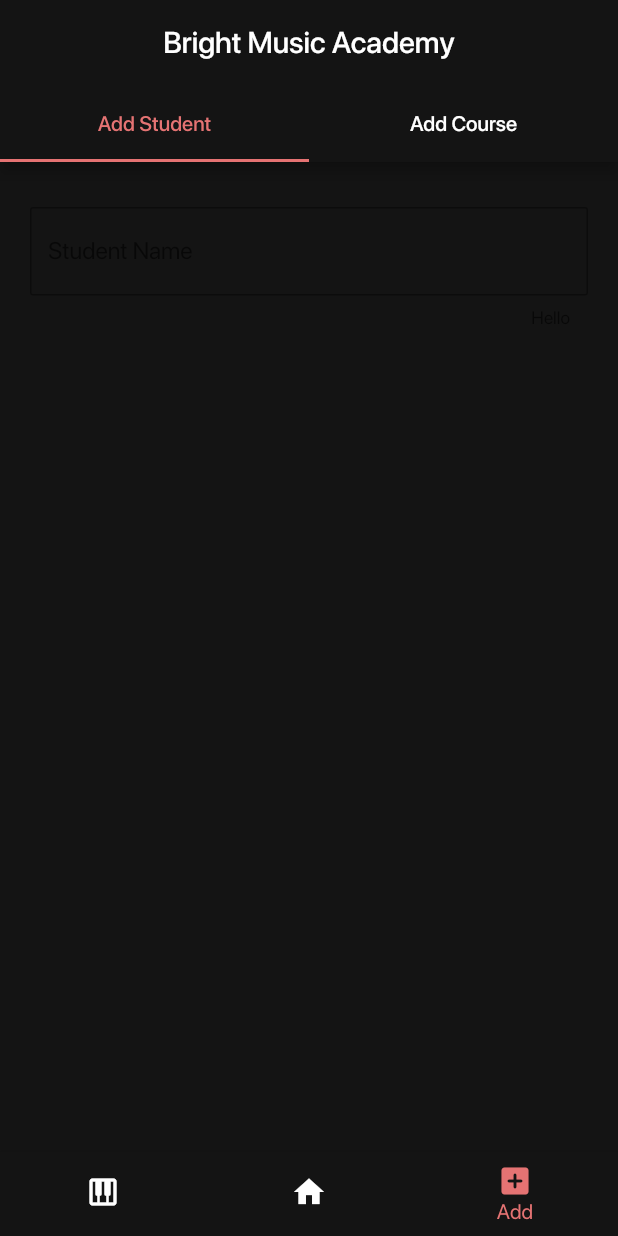
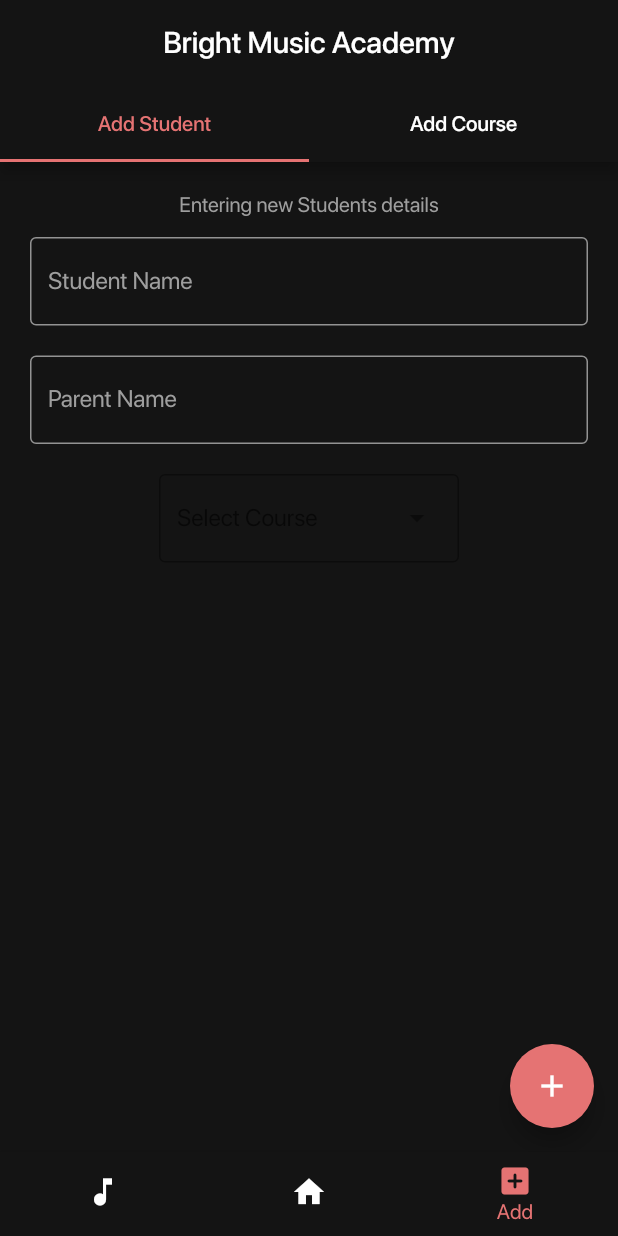
Before and after one commit to itcodehery/FlutterAttendanceApp, a Flutter app: the screen it shows after launch, item 3 of the bottom bar chosen, on a phone screen of 412 x 824 dp. Run offline on Flutter 3.47's test engine with Material 2 defaults, Android fonts, the phone set to English and light mode, and no system bars.

Commit message:
Added addStudent form elements #1

```diff
--- a/attendance_app/lib/Pages/AddPage Pages/addStudent.dart
+++ /dev/null
@@ -1,43 +0,0 @@
-import 'package:flutter/material.dart';
-
-class AddStudent extends StatefulWidget {
-  const AddStudent({Key? key}) : super(key: key);
-
-  @override
-  State<AddStudent> createState() => _AddStudentState();
-}
-
-class _AddStudentState extends State<AddStudent> {
-  final _formKey = GlobalKey<FormState>();
-
-  @override
-  Widget build(BuildContext context) {
-    return Scaffold(
-      body: Form(
-        key: _formKey,
-        child: Padding(
-            padding: const EdgeInsets.all(20),
-            child: Column(
-              children: [
-                const SizedBox(height: 10),
-                TextFormField(
-                  decoration: InputDecoration(
-                      labelText: 'Student Name',
-                      border: OutlineInputBorder(
-                          borderRadius: BorderRadius.circular(2)),
-                      counterText: 'Hello',
-                      fillColor: Colors.white),
-                  keyboardType: TextInputType.text,
-                  validator: (value) {
-                    if (value == null || value.isEmpty) {
-                      return 'Please enter your name!';
-                    }
-                    return null; // Return null if the input is valid.
-                  },
-                )
-              ],
-            )),
-      ),
-    );
-  }
-}
--- /dev/null
+++ b/attendance_app/lib/Pages/AddPage Pages/add_Student.dart
@@ -0,0 +1,122 @@
+import 'package:flutter/material.dart';
+
+class AddStudent extends StatefulWidget {
+  const AddStudent({Key? key}) : super(key: key);
+
+  @override
+  State<AddStudent> createState() => _AddStudentState();
+}
+
+class _AddStudentState extends State<AddStudent> {
+  final _formKey = GlobalKey<FormState>();
+
+  List<String> instruments = [
+    "Keyboard",
+    "Guitar",
+    "Piano",
+    "Vocals",
+    "Violin"
+  ];
+
+  String studentName = 'Student Name';
+  String parentName = 'Parent Name';
+  String course = 'No course selected';
+
+  @override
+  Widget build(BuildContext context) {
+    return Scaffold(
+      body: Form(
+        key: _formKey,
+        child: Padding(
+            padding: const EdgeInsets.all(20),
+            child: Column(
+              children: [
+                const SizedBox(
+                    height: 30,
+                    child: Align(
+                      alignment: Alignment.topCenter,
+                      child: Text('Entering new Students details',
+                          style: TextStyle(color: Colors.grey)),
+                    )),
+                BrightTextField(
+                  labelText: studentName,
+                  formValidator: (value) {
+                    if (value == null || value.isEmpty) {
+                      return 'Please enter your name!';
+                    }
+                    return null; // Return null if the input is valid.
+                  },
+                ),
+                BrightTextField(
+                    labelText: parentName,
+                    formValidator: (value) {
+                      if (value == null || value.isEmpty) {
+                        return 'Please enter the parent name';
+                      } else {
+                        setState(() {
+                          parentName = value;
+                        });
+                      }
+                      return null;
+                    }),
+                DropdownMenu(
+                  width: 200,
+                  dropdownMenuEntries: [
+                    for (var item in instruments)
+                      DropdownMenuEntry(value: item, label: item)
+                  ],
+                  label: const Text('Select Course'),
+                  textStyle: const TextStyle(color: Colors.white54),
+                  menuStyle: const MenuStyle(
+                      side: MaterialStatePropertyAll(BorderSide(
+                        color: Colors.white54,
+                      )),
+                      shape: MaterialStatePropertyAll(RoundedRectangleBorder(
+                          borderRadius: BorderRadius.all(Radius.circular(5)),
+                          side: BorderSide(color: Colors.white54)))),
+                  initialSelection: 'No Course Selected',
+                )
+              ],
+            )),
+      ),
+    );
+  }
+}
+
+class BrightTextField extends StatelessWidget {
+  const BrightTextField({
+    super.key,
+    required this.labelText,
+    required this.formValidator,
+  });
+
+  final String labelText;
+  final String? Function(String?)? formValidator;
+
+  @override
+  Widget build(BuildContext context) {
+    return Column(children: [
+      TextFormField(
+        decoration: InputDecoration(
+            hoverColor: Colors.white,
+            focusColor: Colors.red[300],
+            labelText: labelText,
+            labelStyle: const TextStyle(color: Colors.grey),
+            border: OutlineInputBorder(
+                borderRadius: BorderRadius.circular(2),
+                borderSide: const BorderSide(color: Colors.grey)),
+            enabledBorder: const OutlineInputBorder(
+                borderSide: BorderSide(color: Colors.white54)),
+            focusedBorder: const OutlineInputBorder(
+                borderSide:
+                    BorderSide(color: Color.fromARGB(255, 229, 115, 115))),
+            fillColor: Colors.white),
+        keyboardType: TextInputType.text,
+        validator: formValidator,
+      ),
+      const SizedBox(
+        height: 20,
+      )
+    ]);
+  }
+}
--- a/attendance_app/lib/Pages/addpage.dart
+++ b/attendance_app/lib/Pages/addpage.dart
@@ -1,4 +1,4 @@
-import 'package:attendance_app/Pages/AddPage%20Pages/addStudent.dart';
+import 'package:attendance_app/Pages/AddPage%20Pages/add_Student.dart';
 import 'package:flutter/material.dart';
 
 class Addpage extends StatefulWidget {
@@ -14,6 +14,10 @@ class AddpageState extends State<Addpage> {
     return DefaultTabController(
       length: 2,
       child: Scaffold(
+          floatingActionButton: FloatingActionButton(
+              backgroundColor: Colors.red[300],
+              child: const Icon(Icons.add),
+              onPressed: () {}),
           appBar: AppBar(
             backgroundColor: const Color.fromARGB(255, 20, 20, 20),
             toolbarHeight: 4,
--- a/attendance_app/lib/Pages/homepage.dart
+++ b/attendance_app/lib/Pages/homepage.dart
@@ -42,9 +42,9 @@ class HomepageState extends State<Homepage> {
           padding: const EdgeInsets.all(10),
           child:
               Column(crossAxisAlignment: CrossAxisAlignment.start, children: [
-            const CategoryTitleText(categoryTitle: 'TODAY'),
+            const CategoryTitleText(categoryTitle: 'Today'),
             const InstrumentCard(),
-            const CategoryTitleText(categoryTitle: 'COURSES'),
+            const CategoryTitleText(categoryTitle: 'Courses'),
             instrumentsList(instruments),
           ])),
     );
@@ -72,7 +72,7 @@ class CategoryTitleText extends StatelessWidget {
           style: const TextStyle(
             color: Color.fromARGB(255, 255, 255, 255),
             fontSize: 16,
-            letterSpacing: 4,
+            letterSpacing: 2,
           ),
           textAlign: TextAlign.start,
         ),
--- a/attendance_app/lib/Pages/instruments_page.dart
+++ b/attendance_app/lib/Pages/instruments_page.dart
@@ -1,7 +1,6 @@
 import 'package:attendance_app/Pages/homepage.dart';
 import 'package:attendance_app/Pages/Instrument%20Content/instrumentcard.dart';
 import 'package:flutter/material.dart';
-import 'package:attendance_app/Pages/navigationbottom.dart';
 
 class InstrumentsPage extends StatefulWidget {
   const InstrumentsPage({Key? key}) : super(key: key);
@@ -20,8 +19,7 @@ class InstrumentsPageState extends State<InstrumentsPage> {
 
     return Column(
       children: [
-        const CategoryTitleText(categoryTitle: "STUDENTS"),
-        const SizedBox(height: 10),
+        const CategoryTitleText(categoryTitle: "Students"),
         for (var item in students.keys)
           Card(
             color: const Color.fromARGB(255, 30, 30, 30),
@@ -60,7 +58,6 @@ class InstrumentsPageState extends State<InstrumentsPage> {
           child: Column(
             mainAxisAlignment: MainAxisAlignment.start,
             children: [
-              const InstrumentCard(),
               instrumentsMarkList(),
             ],
           )),
--- a/attendance_app/lib/Pages/navigationbottom.dart
+++ b/attendance_app/lib/Pages/navigationbottom.dart
@@ -1,6 +1,4 @@
-import 'package:attendance_app/Pages/instruments_page.dart';
 import 'package:flutter/material.dart';
-import 'package:attendance_app/Pages/homepage.dart';
 
 class NavigationBottom extends StatefulWidget {
   const NavigationBottom({Key? key}) : super(key: key);
--- a/attendance_app/lib/main.dart
+++ b/attendance_app/lib/main.dart
@@ -29,7 +29,7 @@ class AttendreState extends State<Attendre> {
 
   List<BottomNavigationBarItem> navItems = [
     const BottomNavigationBarItem(
-      icon: Icon(Icons.piano),
+      icon: Icon(Icons.music_note),
       label: "Instruments",
     ),
     const BottomNavigationBarItem(icon: Icon(Icons.home), label: "Home"),
@@ -66,6 +66,7 @@ class AttendreState extends State<Attendre> {
           fontFamily: 'SFProDisplay',
           primaryColor: const Color.fromARGB(255, 255, 255, 255),
           canvasColor: const Color.fromARGB(255, 20, 20, 20)),
+      color: Colors.red[300],
     );
   }
 }
```
